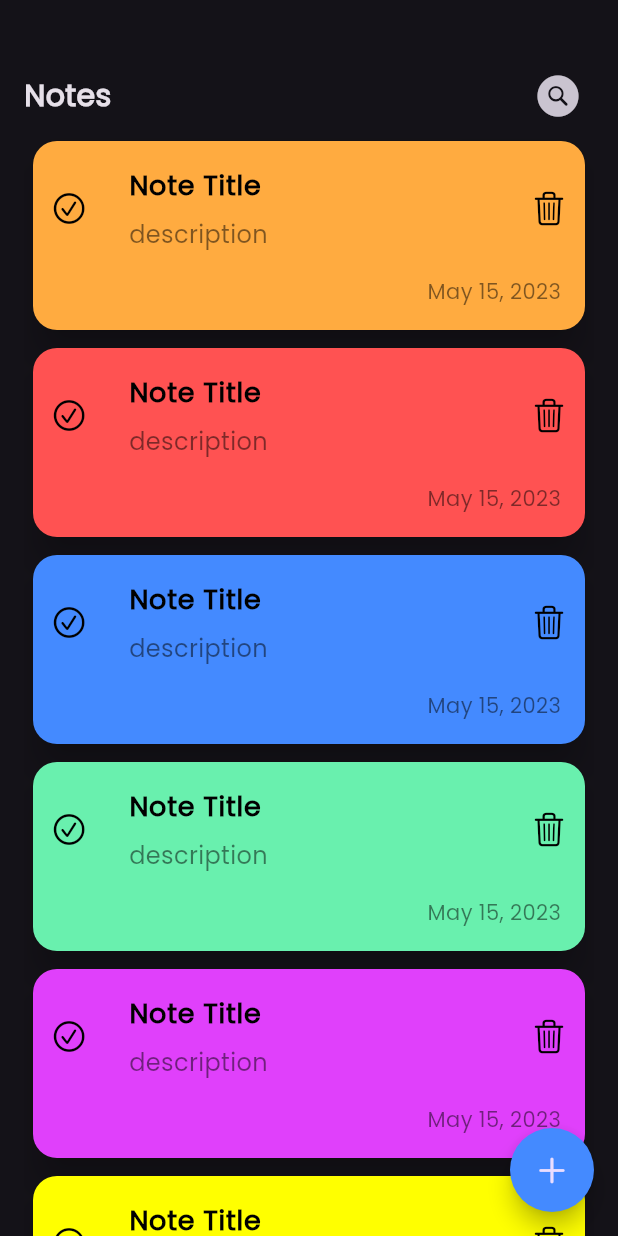
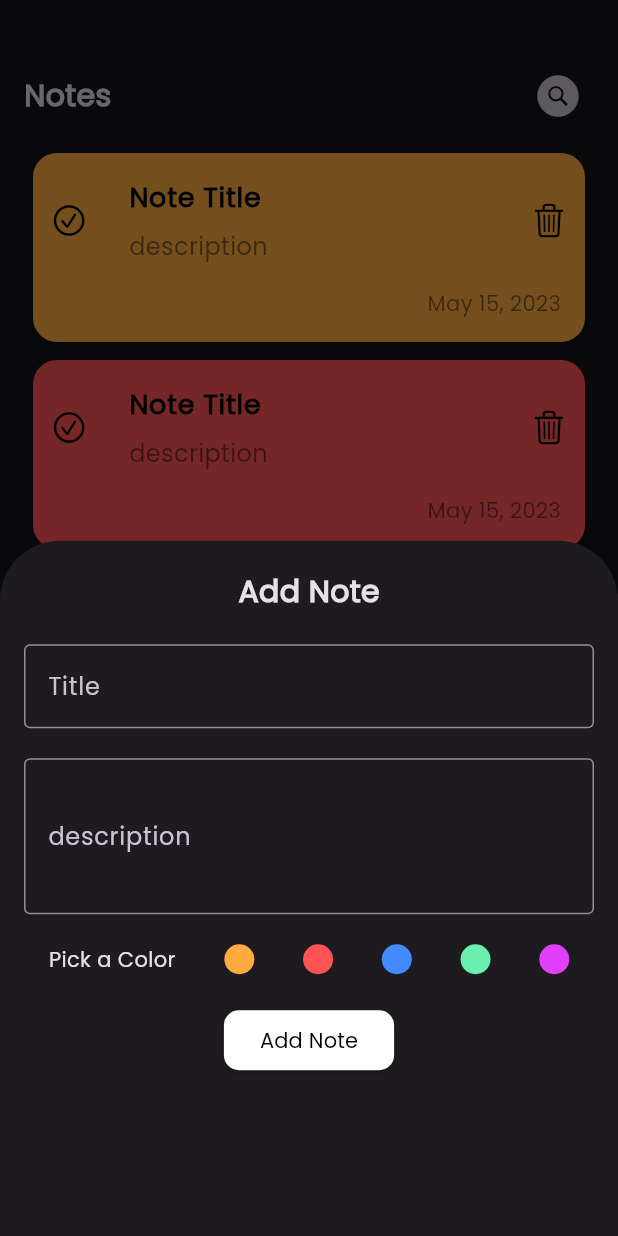
Before and after one commit to KamelKOFASH/Notes-App, a Flutter app: the screen it shows after launch, after a tap on an icon or button, on a phone screen of 412 x 824 dp. Run offline on Flutter 3.47's test engine with Material 3 defaults, Android fonts, the phone set to English and light mode, and no system bars.

Commit message:
"Removed colors from constants, added AddNoteBottomSheet to HomeView, and updated NotesListView with padding"

```diff
--- a/lib/constants.dart
+++ b/lib/constants.dart
@@ -6,8 +6,5 @@ List<Color> cardColors = [
   Colors.blueAccent,
   Colors.greenAccent,
   Colors.purpleAccent,
-  Colors.yellowAccent,
-  Colors.pinkAccent,
-  Colors.tealAccent,
 ];
 Color primaryColor = Colors.blueAccent;
--- a/lib/views/home_view.dart
+++ b/lib/views/home_view.dart
@@ -1,6 +1,7 @@
 import 'package:flutter/cupertino.dart';
 import 'package:flutter/material.dart';
 import 'package:notes_app/constants.dart';
+import 'package:notes_app/views/widgets/add_note_bottom_sheet.dart';
 import 'package:notes_app/views/widgets/notes_view_body.dart';
 
 class HomeView extends StatelessWidget {
@@ -10,7 +11,18 @@ class HomeView extends StatelessWidget {
   Widget build(BuildContext context) {
     return Scaffold(
       floatingActionButton: FloatingActionButton(
-        onPressed: () {},
+        onPressed: () {
+          showModalBottomSheet(
+              shape: const RoundedRectangleBorder(
+                borderRadius: BorderRadius.vertical(
+                  top: Radius.circular(40),
+                ),
+              ),
+              context: context,
+              builder: (context) {
+                return const AddNoteBottomSheet();
+              });
+        },
         backgroundColor: primaryColor,
         shape: RoundedRectangleBorder(borderRadius: BorderRadius.circular(50)),
         child: const Icon(CupertinoIcons.plus),
--- /dev/null
+++ b/lib/views/widgets/add_note_bottom_sheet.dart
@@ -0,0 +1,66 @@
+import 'package:flutter/material.dart';
+import 'package:notes_app/views/widgets/circle_color_button.dart';
+import 'package:notes_app/views/widgets/custom_text_field.dart';
+
+class AddNoteBottomSheet extends StatelessWidget {
+  const AddNoteBottomSheet({super.key});
+
+  @override
+  Widget build(BuildContext context) {
+    return Column(
+      children: [
+        const SizedBox(height: 20),
+        const Text(
+          'Add Note',
+          style: TextStyle(
+            fontSize: 20,
+            fontWeight: FontWeight.bold,
+          ),
+        ),
+        const SizedBox(height: 20),
+        const CustomTextField(
+          text: 'Title',
+        ),
+        const SizedBox(height: 20),
+        const CustomTextField(
+          text: 'description',
+          maxLines: 3,
+        ),
+        const SizedBox(height: 20),
+        const Row(
+          mainAxisAlignment: MainAxisAlignment.spaceEvenly,
+          children: [
+            Text('Pick a Color'),
+            CircleColorButton(
+              color: Colors.orangeAccent,
+            ),
+            CircleColorButton(
+              color: Colors.redAccent,
+            ),
+            CircleColorButton(
+              color: Colors.blueAccent,
+            ),
+            CircleColorButton(
+              color: Colors.greenAccent,
+            ),
+            CircleColorButton(
+              color: Colors.purpleAccent,
+            ),
+          ],
+        ),
+        const SizedBox(height: 20),
+        ElevatedButton(
+          onPressed: () {},
+          style: ElevatedButton.styleFrom(
+            foregroundColor: Colors.black,
+            backgroundColor: Colors.white,
+            shape: RoundedRectangleBorder(
+              borderRadius: BorderRadius.circular(10),
+            ),
+          ),
+          child: const Text('Add Note'),
+        ),
+      ],
+    );
+  }
+}
--- /dev/null
+++ b/lib/views/widgets/circle_color_button.dart
@@ -0,0 +1,23 @@
+import 'package:flutter/material.dart';
+
+class CircleColorButton extends StatelessWidget {
+  const CircleColorButton({
+    super.key,
+    this.color = Colors.redAccent,
+  });
+  final Color color;
+  @override
+  Widget build(BuildContext context) {
+    return InkWell(
+      onTap: () {},
+      child: Container(
+        height: 20,
+        width: 20,
+        decoration: BoxDecoration(
+          color: color,
+          shape: BoxShape.circle,
+        ),
+      ),
+    );
+  }
+}
--- /dev/null
+++ b/lib/views/widgets/custom_text_field.dart
@@ -0,0 +1,25 @@
+import 'package:flutter/cupertino.dart';
+import 'package:flutter/material.dart';
+
+class CustomTextField extends StatelessWidget {
+  const CustomTextField({
+    super.key,
+    required this.text,
+    this.maxLines = 1,
+  });
+  final String text;
+  final int maxLines;
+  @override
+  Widget build(BuildContext context) {
+    return Padding(
+      padding: const EdgeInsets.symmetric(horizontal: 16.0),
+      child: TextField(
+        maxLines: maxLines,
+        decoration: InputDecoration(
+          border: const OutlineInputBorder(),
+          labelText: text,
+        ),
+      ),
+    );
+  }
+}
--- a/lib/views/widgets/notes_list_view.dart
+++ b/lib/views/widgets/notes_list_view.dart
@@ -10,6 +10,8 @@ class NotesListView extends StatelessWidget {
   @override
   Widget build(BuildContext context) {
     return Expanded(
+      child: Padding(
+        padding: const EdgeInsets.symmetric(vertical: 8.0),
         child: ListView.builder(
           physics: const BouncingScrollPhysics(),
           itemCount: 12,
@@ -19,6 +21,7 @@ class NotesListView extends StatelessWidget {
             );
           },
         ),
+      ),
     );
   }
 }
```
Lines whose indentation alone changed are shown as unchanged.
